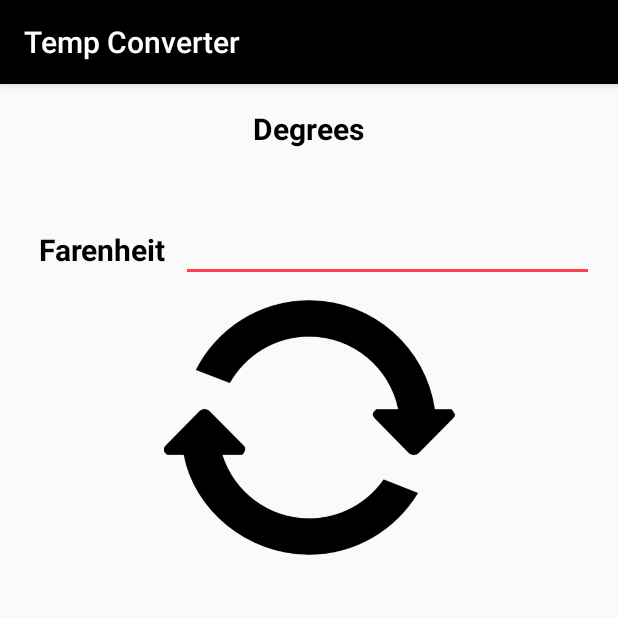
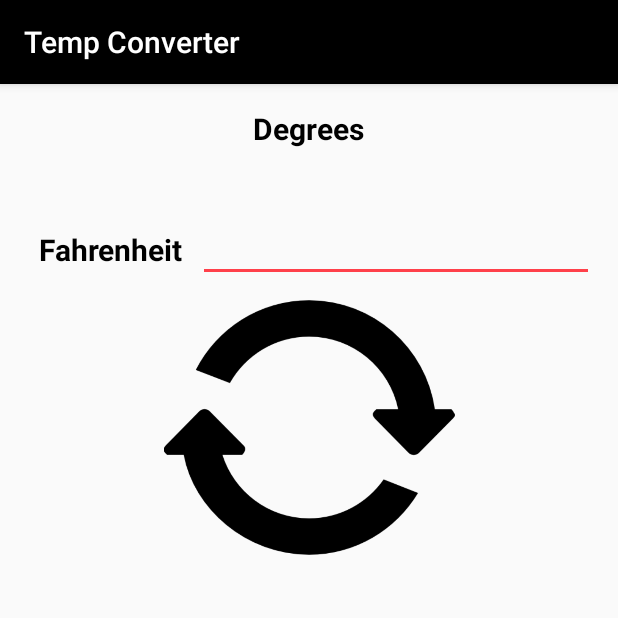
Before and after one commit to Steve-Bulgin/PROG3210_A1, an Android app: the screen it shows after launch (TempConverterActivity), on a phone screen of 412 x 824 dp, the top half of it. Run offline under Robolectric (Android 15) with nearby library versions, the phone set to English and light mode, and no system bars.

Commit message:
Done I think

```diff
--- a/TempConverter/app/src/main/java/tempconverter/bulgin/com/tempconverter/TempConverterActivity.java
+++ b/TempConverter/app/src/main/java/tempconverter/bulgin/com/tempconverter/TempConverterActivity.java
@@ -46,7 +46,7 @@ public class TempConverterActivity extends AppCompatActivity {
                         celsius = Float.parseFloat(s.toString());
                     }
                     catch (Exception e){
-                        Toast.makeText(getApplicationContext(), e.toString(), Toast.LENGTH_SHORT).show();
+                       // Toast.makeText(getApplicationContext(), e.toString(), Toast.LENGTH_SHORT).show();
                     }
 
                     fahrenheit = (celsius * 1.8f) + 32f;
@@ -96,7 +96,7 @@ public class TempConverterActivity extends AppCompatActivity {
                 try {
                     fahrenheit = Float.parseFloat(s.toString());
                 } catch (Exception e) {
-                    Toast.makeText(getApplicationContext(), e.toString(), Toast.LENGTH_SHORT).show();
+                    //Toast.makeText(getApplicationContext(), e.toString(), Toast.LENGTH_SHORT).show();
                 }
 
                 celsius = (fahrenheit - 32) * 0.5556f;
--- a/TempConverter/app/src/main/res/layout/activity_temp_converter.xml
+++ b/TempConverter/app/src/main/res/layout/activity_temp_converter.xml
@@ -24,7 +24,7 @@
     <TextView
         android:layout_width="wrap_content"
         android:layout_height="wrap_content"
-        android:text="@string/lblFarenheit"
+        android:text="@string/lblFahrenheit"
         android:id="@+id/lblFarenheit"
         android:layout_below="@+id/lblDegrees"
         android:layout_alignParentLeft="true"
@@ -39,7 +39,7 @@
     <TextView
         android:layout_width="wrap_content"
         android:layout_height="wrap_content"
-        android:text="@string/lblCelcius"
+        android:text="@string/lblCelsius"
         android:id="@+id/lblCelcius"
         android:textStyle="bold"
         android:textSize="20dp"
@@ -55,6 +55,7 @@
         android:layout_height="wrap_content"
         android:id="@+id/txtFarenheit"
         android:maxLines="1"
+        android:inputType="numberDecimal"
         android:layout_alignTop="@+id/lblFarenheit"
         android:layout_toRightOf="@+id/lblFarenheit"
         android:layout_toEndOf="@+id/lblFarenheit" />
@@ -64,6 +65,7 @@
         android:layout_height="wrap_content"
         android:id="@+id/txtCelcius"
         android:maxLines="1"
+        android:inputType="numberDecimal"
         android:layout_alignBottom="@+id/lblCelcius"
         android:layout_toRightOf="@+id/lblCelcius"
         android:layout_toEndOf="@+id/lblCelcius" />
--- a/TempConverter/app/src/main/res/values/strings.xml
+++ b/TempConverter/app/src/main/res/values/strings.xml
@@ -1,8 +1,8 @@
 <resources>
     <string name="app_name">Temp Converter</string>
     <string name="lblDegrees">Degrees</string>
-    <string name="lblFarenheit">Farenheit</string>
-    <string name="lblCelcius">Celsius</string>
+    <string name="lblFahrenheit">Fahrenheit</string>
+    <string name="lblCelsius">Celsius</string>
     <string name="txtFarenheit" />
     <string name="txtCelcius" />
 </resources>
```
